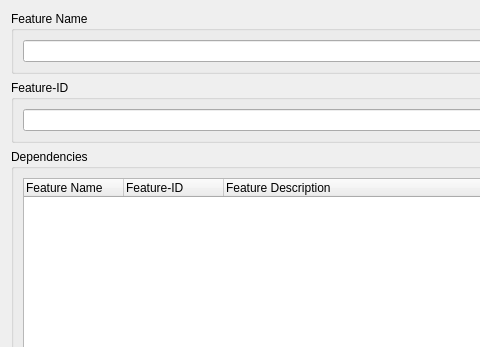
First picture: the form in Include/imtlicgui/CFeatureInfoEditorGuiComp.ui, repository ImagingTools/ImtCore, before the edit; both pictures show x 0 to 480 and y 0 to 347 of the 605 by 637 pixel window.
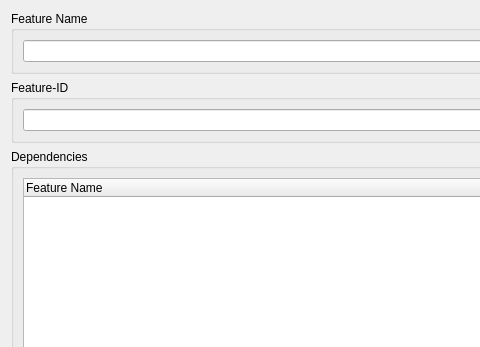
Second picture: the form after the edit.

```diff
--- a/Include/imtlicgui/CFeatureInfoEditorGuiComp.ui
+++ b/Include/imtlicgui/CFeatureInfoEditorGuiComp.ui
@@ -73,16 +73,6 @@
           <string>Feature Name</string>
          </property>
         </column>
-        <column>
-         <property name="text">
-          <string>Feature-ID</string>
-         </property>
-        </column>
-        <column>
-         <property name="text">
-          <string>Feature Description</string>
-         </property>
-        </column>
        </widget>
       </item>
      </layout>
```
